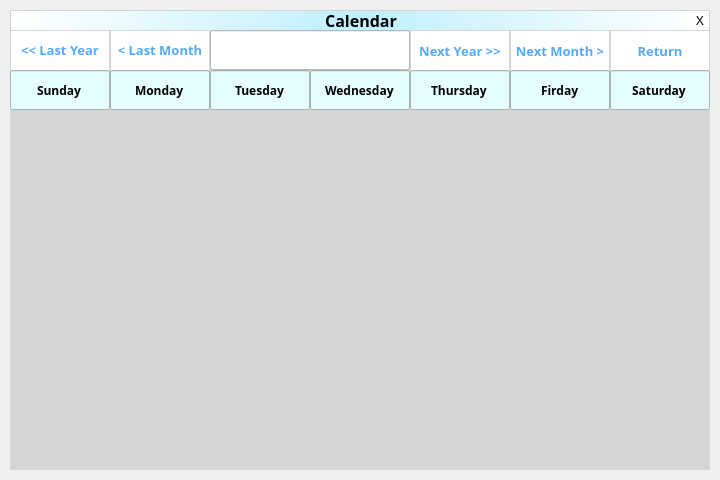
Old version of the form CalendarWnd.ui in the repository zhinian1992/Calendar.
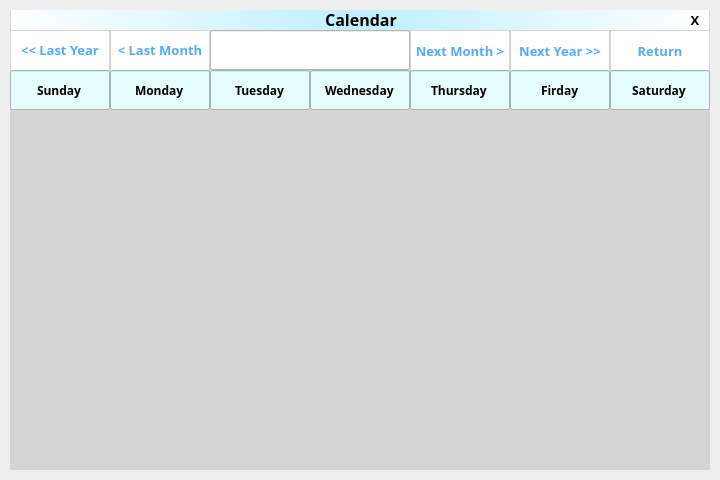
New version of the form. Custom widgets are drawn as their Qt base class.

```diff
--- a/CalendarWnd.ui
+++ b/CalendarWnd.ui
@@ -124,49 +124,7 @@
      <string notr="true">border-color: rgb(0, 0, 0);
 background-color: rgb(213, 213, 213);</string>
     </property>
-    <widget class="QLabel" name="label_3">
-     <property name="geometry">
-      <rect>
-       <x>1</x>
-       <y>1</y>
-       <width>98</width>
-       <height>39</height>
-      </rect>
-     </property>
-     <property name="font">
-      <font>
-       <family>Segoe Script</family>
-       <pointsize>10</pointsize>
-       <weight>75</weight>
-       <bold>true</bold>
-      </font>
-     </property>
-     <property name="styleSheet">
-      <string notr="true">color: rgb(85, 170, 255);
-background-color: rgb(255, 255, 255);</string>
-     </property>
-     <property name="text">
-      <string>Next Year &gt;&gt;</string>
-     </property>
-     <property name="alignment">
-      <set>Qt::AlignCenter</set>
-     </property>
-    </widget>
-   </widget>
-   <widget class="MyButton" name="widget_5" native="true">
-    <property name="geometry">
-     <rect>
-      <x>500</x>
-      <y>20</y>
-      <width>100</width>
-      <height>40</height>
-     </rect>
-    </property>
-    <property name="styleSheet">
-     <string notr="true">border-color: rgb(0, 0, 0);
-background-color: rgb(213, 213, 213);</string>
-    </property>
-    <widget class="QLabel" name="label_4">
+    <widget class="QLabel" name="label_NextMonth">
      <property name="geometry">
       <rect>
        <x>1</x>
@@ -195,7 +153,49 @@
      </property>
     </widget>
    </widget>
-   <widget class="MyButton" name="widget_6" native="true">
+   <widget class="MyButton" name="btn_NextYear" native="true">
+    <property name="geometry">
+     <rect>
+      <x>500</x>
+      <y>20</y>
+      <width>100</width>
+      <height>40</height>
+     </rect>
+    </property>
+    <property name="styleSheet">
+     <string notr="true">border-color: rgb(0, 0, 0);
+background-color: rgb(213, 213, 213);</string>
+    </property>
+    <widget class="QLabel" name="label_4">
+     <property name="geometry">
+      <rect>
+       <x>1</x>
+       <y>1</y>
+       <width>98</width>
+       <height>39</height>
+      </rect>
+     </property>
+     <property name="font">
+      <font>
+       <family>Segoe Script</family>
+       <pointsize>10</pointsize>
+       <weight>75</weight>
+       <bold>true</bold>
+      </font>
+     </property>
+     <property name="styleSheet">
+      <string notr="true">color: rgb(85, 170, 255);
+background-color: rgb(255, 255, 255);</string>
+     </property>
+     <property name="text">
+      <string>Next Year &gt;&gt;</string>
+     </property>
+     <property name="alignment">
+      <set>Qt::AlignCenter</set>
+     </property>
+    </widget>
+   </widget>
+   <widget class="MyButton" name="btn_Return" native="true">
     <property name="geometry">
      <rect>
       <x>600</x>
@@ -504,9 +504,9 @@
     <property name="geometry">
      <rect>
       <x>1</x>
-      <y>1</y>
+      <y>0</y>
       <width>698</width>
-      <height>19</height>
+      <height>20</height>
      </rect>
     </property>
     <property name="styleSheet">
@@ -541,33 +541,42 @@
       <set>Qt::AlignCenter</set>
      </property>
     </widget>
-    <widget class="QLabel" name="label_7">
+    <widget class="MyButton" name="btn_Close" native="true">
      <property name="geometry">
       <rect>
-       <x>679</x>
+       <x>669</x>
        <y>0</y>
-       <width>20</width>
+       <width>30</width>
        <height>19</height>
       </rect>
      </property>
-     <property name="font">
-      <font>
-       <family>Segoe Script</family>
-       <pointsize>10</pointsize>
-      </font>
-     </property>
-     <property name="focusPolicy">
-      <enum>Qt::StrongFocus</enum>
-     </property>
      <property name="styleSheet">
       <string notr="true">background-color: rgb(255, 255, 255);</string>
      </property>
-     <property name="text">
-      <string>X</string>
-     </property>
-     <property name="alignment">
-      <set>Qt::AlignCenter</set>
-     </property>
+     <widget class="QLabel" name="label_3">
+      <property name="geometry">
+       <rect>
+        <x>0</x>
+        <y>0</y>
+        <width>30</width>
+        <height>19</height>
+       </rect>
+      </property>
+      <property name="font">
+       <font>
+        <family>Segoe Script</family>
+        <pointsize>10</pointsize>
+        <weight>75</weight>
+        <bold>true</bold>
+       </font>
+      </property>
+      <property name="text">
+       <string>X</string>
+      </property>
+      <property name="alignment">
+       <set>Qt::AlignCenter</set>
+      </property>
+     </widget>
     </widget>
    </widget>
   </widget>
```
Left out of the diff: 6 changed lines with no effect on the pictures.
